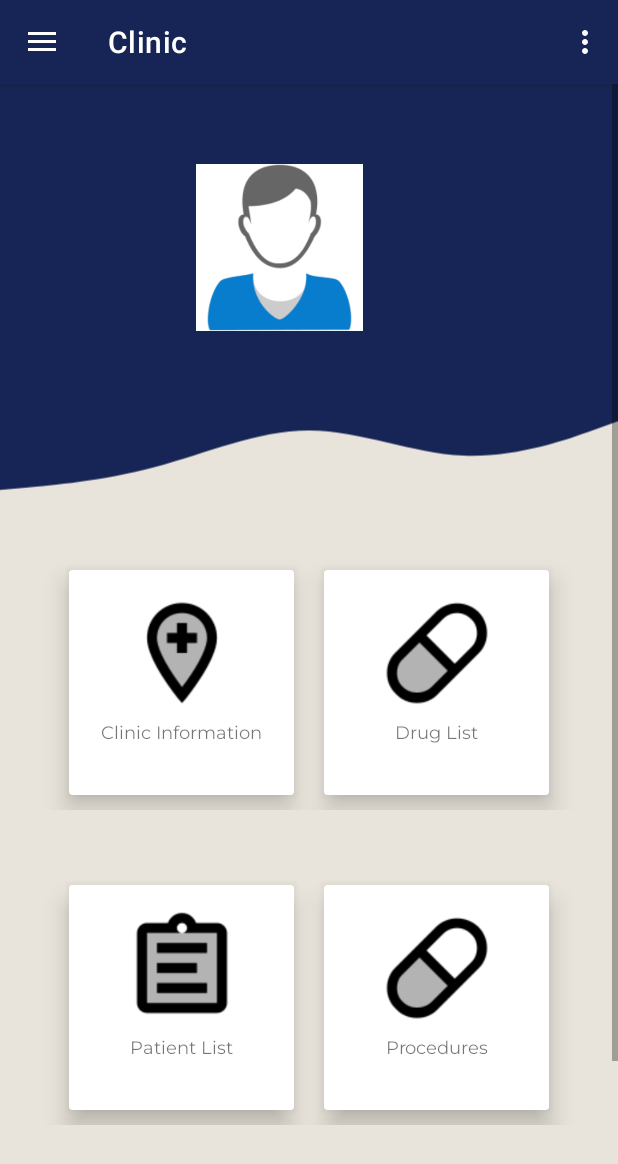
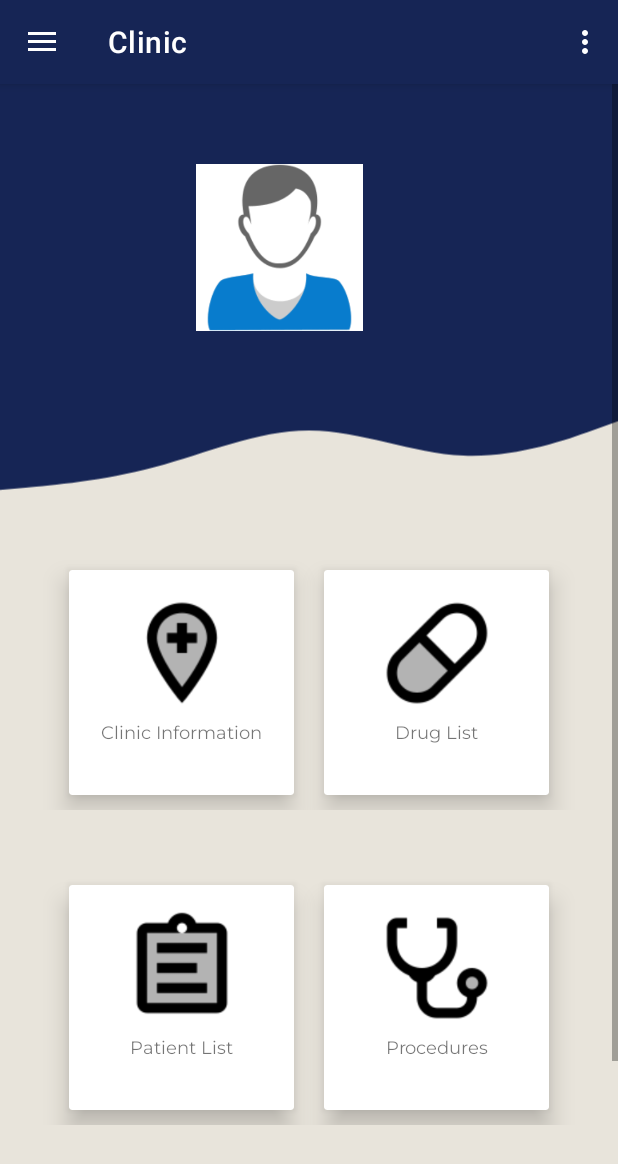
Before and after one commit to lawrenze13/PMIS2, an Android app: the screen it shows after launch once a user with an empty profile is signed in (HomeActivity), in the side drawer, after a tap on "Clinic", on a phone screen of 412 x 824 dp. Shown: the top 1164 px of the screen. Run offline under Robolectric (Android 15) with nearby library versions, the phone set to English and light mode, and no system bars; our stand-ins replace Firebase (no records; nobody signed in at launch, a user with empty details on screens opened directly), navigation-ui; 6 statements that could not run were skipped.

Commit message:
Second Commit

```diff
--- a/app/src/main/java/com/example/pmis/InstallmentBreakdownActivity.java
+++ b/app/src/main/java/com/example/pmis/InstallmentBreakdownActivity.java
@@ -130,6 +130,7 @@ public class InstallmentBreakdownActivity extends AppCompatActivity {
                             @Override
                             public void onSuccess(Void aVoid) {
                                 Toast.makeText(v.getContext(),"Item Deleted Successfully", Toast.LENGTH_LONG).show();
+                                finish();
                             }
                         }).addOnFailureListener(new OnFailureListener() {
                             @Override
--- a/app/src/main/res/layout/activity_edit_patient_payment.xml
+++ b/app/src/main/res/layout/activity_edit_patient_payment.xml
@@ -39,9 +39,11 @@ tools:context=".EditPatientPaymentActivity">
         android:layout_width="match_parent"
         android:layout_height="685dp"
         android:layout_marginTop="80dp"
+        app:layout_constraintBottom_toBottomOf="parent"
         app:layout_constraintEnd_toEndOf="parent"
         app:layout_constraintStart_toStartOf="parent"
-        app:layout_constraintTop_toBottomOf="@+id/constraintLayout5">
+        app:layout_constraintTop_toBottomOf="@+id/constraintLayout5"
+        app:layout_constraintVertical_bias="0.23000002">
 
         <LinearLayout
             android:layout_width="match_parent"
--- a/app/src/main/res/layout/activity_edit_payment_installment.xml
+++ b/app/src/main/res/layout/activity_edit_payment_installment.xml
@@ -39,9 +39,11 @@ tools:context=".EditPaymentInstallmentActivity">
         android:layout_width="match_parent"
         android:layout_height="685dp"
         android:layout_marginTop="80dp"
+        app:layout_constraintBottom_toBottomOf="parent"
         app:layout_constraintEnd_toEndOf="parent"
         app:layout_constraintStart_toStartOf="parent"
-        app:layout_constraintTop_toBottomOf="@+id/constraintLayout5">
+        app:layout_constraintTop_toBottomOf="@+id/constraintLayout5"
+        app:layout_constraintVertical_bias="0.23000002">
 
         <LinearLayout
             android:layout_width="match_parent"
--- a/app/src/main/res/layout/fragment_clinic.xml
+++ b/app/src/main/res/layout/fragment_clinic.xml
@@ -230,16 +230,6 @@
                         android:layout_width="match_parent"
                         android:layout_height="match_parent">
 
-                        <ImageView
-                            android:id="@+id/imageView9"
-                            android:layout_width="wrap_content"
-                            android:layout_height="80dp"
-                            android:layout_marginTop="15dp"
-                            android:src="@drawable/pil"
-                            app:layout_constraintEnd_toEndOf="parent"
-                            app:layout_constraintStart_toStartOf="parent"
-                            app:layout_constraintTop_toTopOf="parent" />
-
                         <TextView
                             android:id="@+id/textView17"
                             android:layout_width="wrap_content"
@@ -250,7 +240,17 @@
                             android:textSize="12sp"
                             app:layout_constraintEnd_toEndOf="parent"
                             app:layout_constraintStart_toStartOf="parent"
-                            app:layout_constraintTop_toBottomOf="@+id/imageView9" />
+                            app:layout_constraintTop_toBottomOf="@+id/imageView16" />
+
+                        <ImageView
+                            android:id="@+id/imageView16"
+                            android:layout_width="wrap_content"
+                            android:layout_height="80dp"
+                            android:layout_marginTop="15dp"
+                            android:src="@drawable/stethoscope"
+                            app:layout_constraintEnd_toEndOf="parent"
+                            app:layout_constraintStart_toStartOf="parent"
+                            app:layout_constraintTop_toTopOf="parent" />
                     </androidx.constraintlayout.widget.ConstraintLayout>
                 </androidx.cardview.widget.CardView>
             </LinearLayout>
```
Also changed, not shown: app/src/main/java/com/example/pmis/EditScheduleActivity.java (+8 -0 lines), app/src/main/res/layout/activity_patient_add_payment.xml (+5 -3 lines), app/src/main/res/layout/fragment_appointment.xml (+10 -0 lines).
